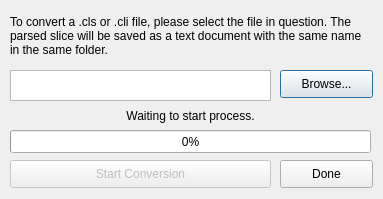
First picture: the form in gui/dialogSliceConverter.ui, repository Spinarakk/defectmonitor, before the edit.
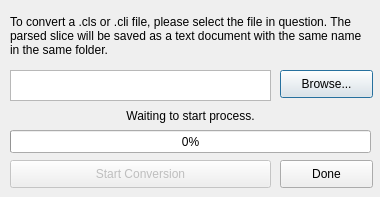
Second picture: the form after the edit. Icons and pictures are not drawn.

```diff
--- a/gui/dialogSliceConverter.ui
+++ b/gui/dialogSliceConverter.ui
@@ -6,10 +6,22 @@
    <rect>
     <x>0</x>
     <y>0</y>
-    <width>383</width>
-    <height>199</height>
+    <width>380</width>
+    <height>197</height>
    </rect>
   </property>
+  <property name="minimumSize">
+   <size>
+    <width>380</width>
+    <height>197</height>
+   </size>
+  </property>
+  <property name="maximumSize">
+   <size>
+    <width>380</width>
+    <height>197</height>
+   </size>
+  </property>
   <property name="windowTitle">
    <string>Slice Converter</string>
   </property>
```
